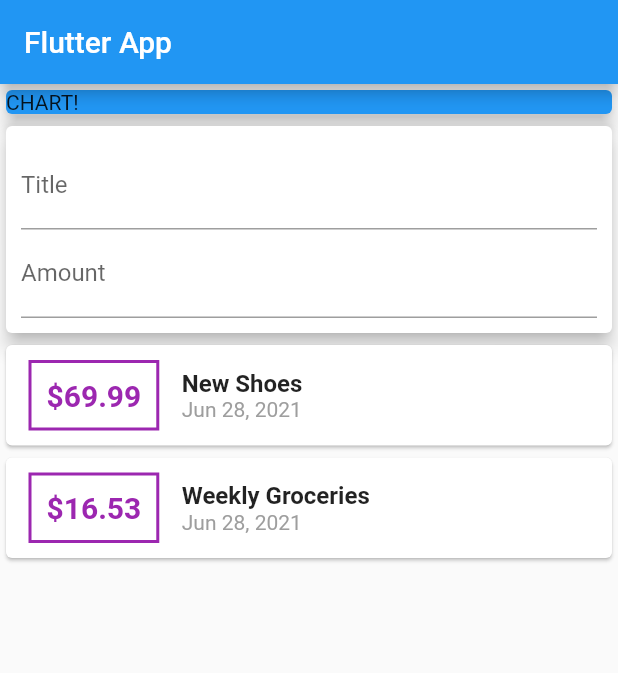
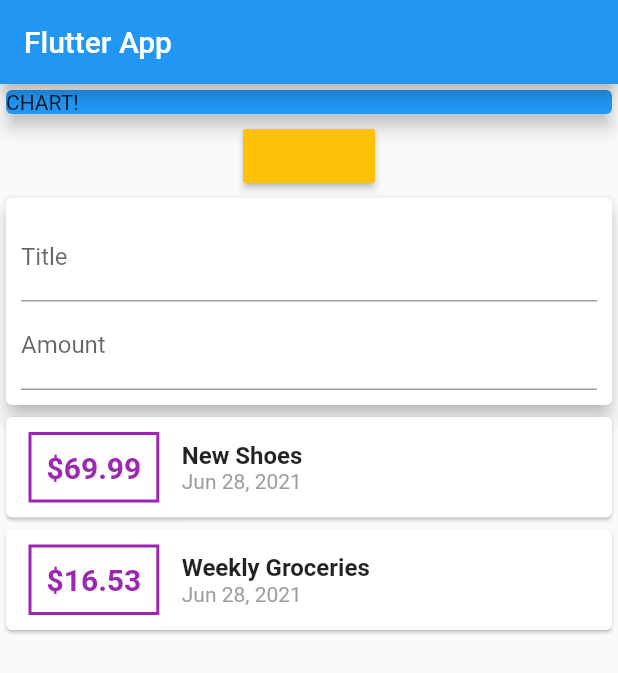
Before and after one commit to TrongBinhLe/flutter_udemy, a Flutter app: the screen it shows after launch, on a phone screen of 412 x 824 dp. Shown: the top 673 px of the screen. Run offline on Flutter 3.47's test engine with Material 2 defaults, Android fonts, the phone set to English and light mode, and no system bars; our stand-ins replace firebase_database; accounts and stored records are empty.

```diff
--- a/lib/main.dart
+++ b/lib/main.dart
@@ -1,3 +1,4 @@
+import 'package:firebase_database/firebase_database.dart';
 import 'package:flutter/material.dart';
 
 import './widgets/user_transactions.dart';
@@ -39,6 +40,16 @@ class MyHomePage extends StatelessWidget {
                 elevation: 5,
               ),
             ),
+            Center(
+              child: MaterialButton(
+                color: Colors.amber,
+                onPressed: () {
+                  DatabaseReference dbref =
+                      FirebaseDatabase.instance.reference().child('Test');
+                  dbref.set('trogbinhle');
+                },
+              ),
+            ),
             UserTransactions()
           ],
         ),
--- a/pubspec.yaml
+++ b/pubspec.yaml
@@ -28,6 +28,9 @@ dependencies:
   # The following adds the Cupertino Icons font to your application.
   # Use with the CupertinoIcons class for iOS style icons.
   cupertino_icons: ^0.1.3
+  firebase_core: ^0.4.4+3
+  firebase_auth: ^0.16.0
+  firebase_database: ^3.1.5
 
 dev_dependencies:
   flutter_test:
```
Also changed, not shown: pubspec.lock, 3 other files.
